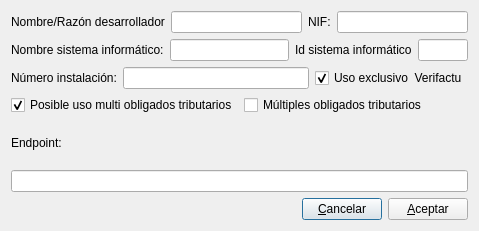
Before: the Qt Designer form factur/config_verifactu.ui in DIBOSAJM/keme, drawn with Qt 5.
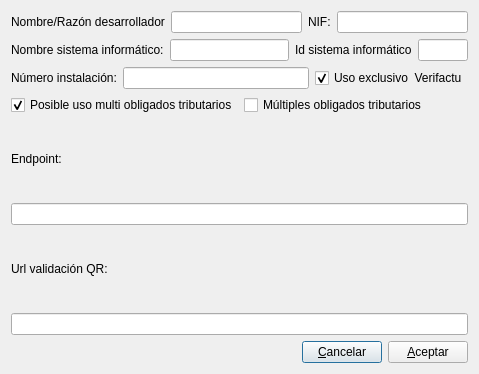
After: the same form once the commit is applied.

What changed in the file:
```diff
--- a/factur/config_verifactu.ui
+++ b/factur/config_verifactu.ui
@@ -7,13 +7,13 @@
     <x>0</x>
     <y>0</y>
     <width>479</width>
-    <height>231</height>
+    <height>374</height>
    </rect>
   </property>
   <property name="windowTitle">
    <string>Configuración Veri*factu</string>
   </property>
-  <layout class="QVBoxLayout" name="verticalLayout_2">
+  <layout class="QVBoxLayout" name="verticalLayout_3">
    <item>
     <layout class="QHBoxLayout" name="horizontalLayout">
      <item>
@@ -135,6 +135,20 @@
      </item>
     </layout>
    </item>
+   <item>
+    <layout class="QVBoxLayout" name="verticalLayout_2">
+     <item>
+      <widget class="QLabel" name="label_7">
+       <property name="text">
+        <string>Url validación QR:</string>
+       </property>
+      </widget>
+     </item>
+     <item>
+      <widget class="QLineEdit" name="url_val_QR_lineEdit"/>
+     </item>
+    </layout>
+   </item>
    <item>
     <layout class="QHBoxLayout" name="horizontalLayout_5">
      <item>
```
